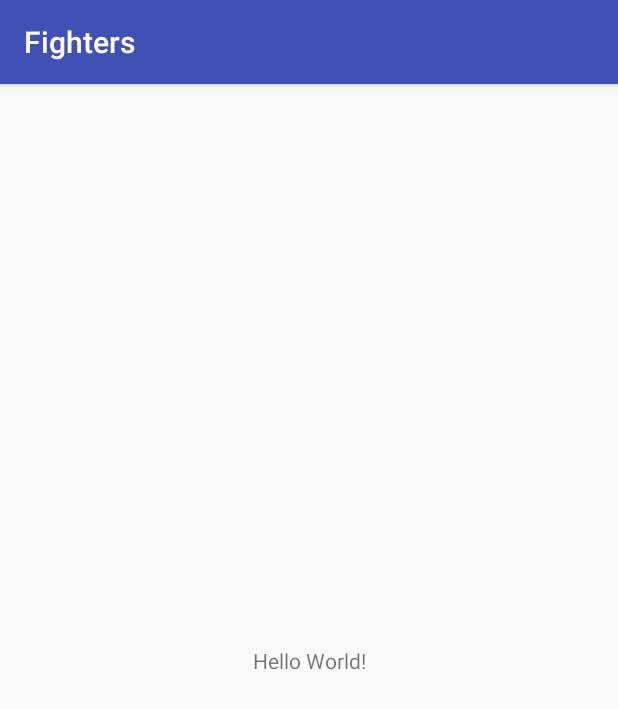
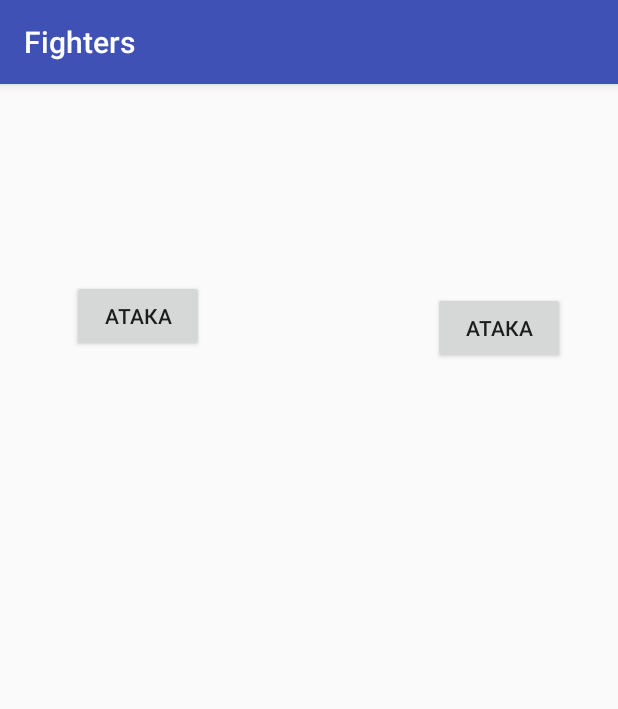
Before and after one commit to bakkyt/Fighters, an Android app: the screen it shows after launch (MainActivity), on a phone screen of 412 x 824 dp. Shown: the top 709 px of the screen. Run offline under Robolectric (Android 15) with nearby library versions, the phone set to English and light mode, and no system bars; 1 statement that could not run was skipped.

Commit message:
Give name to both fighters

```diff
--- a/app/src/main/java/com/example/user/fighters/Fighter.java
+++ b/app/src/main/java/com/example/user/fighters/Fighter.java
@@ -5,5 +5,46 @@ package com.example.user.fighters;
  */
 
 public class Fighter {
+    int health;
+    int attact;
+    int defance;
+    String name;
 
+    public Fighter(int attact, int defance, int health, String name) {
+        this.attact = attact;
+        this.defance = defance;
+        this.health = health;
+        this.name = name;
+    }
+
+    public int getAttact() {
+        return attact;
+    }
+
+    public int getHealth() {
+        return health;
+    }
+
+    public int getDefance() {
+        return defance;
+    }
+
+    public void setAttact(int attact) {
+        this.attact = attact;
+    }
+
+    public Fighter(){
+        health = 100;
+        attact = 10;
+        defance = 5;
+        name = "Fighter";
+    }
+
+    public void setHealth(int health) {
+        this.health = health;
+    }
+
+    public void setDefance(int defance) {
+        this.defance = defance;
+    }
 }
--- a/app/src/main/java/com/example/user/fighters/MainActivity.java
+++ b/app/src/main/java/com/example/user/fighters/MainActivity.java
@@ -2,12 +2,36 @@ package com.example.user.fighters;
 
 import android.support.v7.app.AppCompatActivity;
 import android.os.Bundle;
+import android.widget.Button;
+import android.widget.TextView;
+
+import org.w3c.dom.Text;
 
 public class MainActivity extends AppCompatActivity {
+
+    Fighter firstFighter;
+    Fighter secondFighter;
+    Button firstFighterAttack;
+    Button secondFighterAttack;
+    TextView firstFighterName;
+    TextView secondFighterName;
+    TextView winner;
+    TextView action;
 
     @Override
     protected void onCreate(Bundle savedInstanceState) {
         super.onCreate(savedInstanceState);
         setContentView(R.layout.activity_main);
+
+        firstFighter = new Fighter(10, 8, 100, "Bruce Lee");
+        secondFighter = new Fighter(15, 15, 100, "Jet Lee");
+
+        firstFighterAttack.setOnClickListener();
+
+
+
+
+
+
     }
 }
--- a/app/src/main/res/layout/activity_main.xml
+++ b/app/src/main/res/layout/activity_main.xml
@@ -7,12 +7,85 @@
     tools:context="com.example.user.fighters.MainActivity">
 
     <TextView
+        android:id="@+id/first_fighter"
         android:layout_width="wrap_content"
         android:layout_height="wrap_content"
-        android:text="Hello World!"
-        app:layout_constraintBottom_toBottomOf="parent"
+        android:layout_marginLeft="40dp"
+        android:layout_marginTop="24dp"
         app:layout_constraintLeft_toLeftOf="parent"
-        app:layout_constraintRight_toRightOf="parent"
         app:layout_constraintTop_toTopOf="parent" />
 
+    <TextView
+        android:id="@+id/first_fighter_health"
+        android:layout_width="wrap_content"
+        android:layout_height="wrap_content"
+        android:layout_marginStart="16dp"
+        android:layout_marginTop="32dp"
+        app:layout_constraintStart_toStartOf="parent"
+        app:layout_constraintTop_toBottomOf="@+id/first_fighter" />
+
+    <Button
+        android:id="@+id/first_fighter_attack"
+        android:layout_width="wrap_content"
+        android:layout_height="wrap_content"
+        android:layout_marginStart="48dp"
+        android:layout_marginTop="36dp"
+        android:text="Атака"
+        app:layout_constraintStart_toStartOf="parent"
+        app:layout_constraintTop_toBottomOf="@+id/first_fighter_health" />
+
+    <TextView
+        android:id="@+id/second_fighter"
+        android:layout_width="wrap_content"
+        android:layout_height="wrap_content"
+        android:layout_marginEnd="32dp"
+        android:layout_marginTop="16dp"
+        app:layout_constraintEnd_toEndOf="parent"
+        app:layout_constraintTop_toTopOf="parent" />
+
+    <TextView
+        android:id="@+id/second_fighter_health"
+        android:layout_width="wrap_content"
+        android:layout_height="wrap_content"
+        android:layout_marginEnd="4dp"
+        android:layout_marginTop="28dp"
+        app:layout_constraintEnd_toEndOf="parent"
+        app:layout_constraintTop_toBottomOf="@+id/second_fighter" />
+
+    <Button
+        android:id="@+id/second_fighter_attack"
+        android:layout_width="wrap_content"
+        android:layout_height="wrap_content"
+        android:layout_marginEnd="8dp"
+        android:layout_marginStart="8dp"
+        android:layout_marginTop="56dp"
+        android:text="Атака"
+        app:layout_constraintEnd_toEndOf="parent"
+        app:layout_constraintHorizontal_bias="0.84"
+        app:layout_constraintStart_toEndOf="@+id/first_fighter_attack"
+        app:layout_constraintTop_toBottomOf="@+id/second_fighter_health" />
+
+    <TextView
+        android:id="@+id/winner"
+        android:layout_width="wrap_content"
+        android:layout_height="wrap_content"
+        android:layout_marginBottom="264dp"
+        android:layout_marginEnd="8dp"
+        android:layout_marginStart="8dp"
+        app:layout_constraintBottom_toBottomOf="parent"
+        app:layout_constraintEnd_toEndOf="parent"
+        app:layout_constraintHorizontal_bias="0.541"
+        app:layout_constraintStart_toStartOf="parent" />
+
+    <TextView
+        android:id="@+id/textView6"
+        android:layout_width="wrap_content"
+        android:layout_height="19dp"
+        android:layout_marginEnd="8dp"
+        android:layout_marginStart="8dp"
+        app:layout_constraintEnd_toStartOf="@+id/second_fighter_health"
+        app:layout_constraintHorizontal_bias="0.477"
+        app:layout_constraintStart_toEndOf="@+id/first_fighter_health"
+        tools:layout_editor_absoluteY="43dp" />
+
 </android.support.constraint.ConstraintLayout>
```
